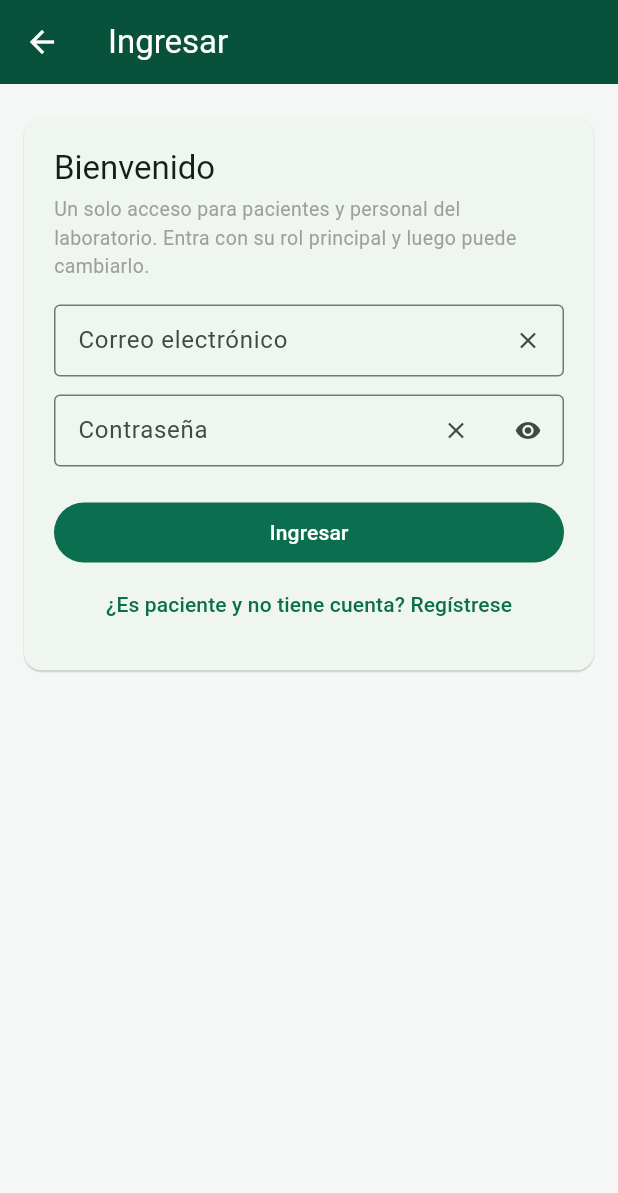
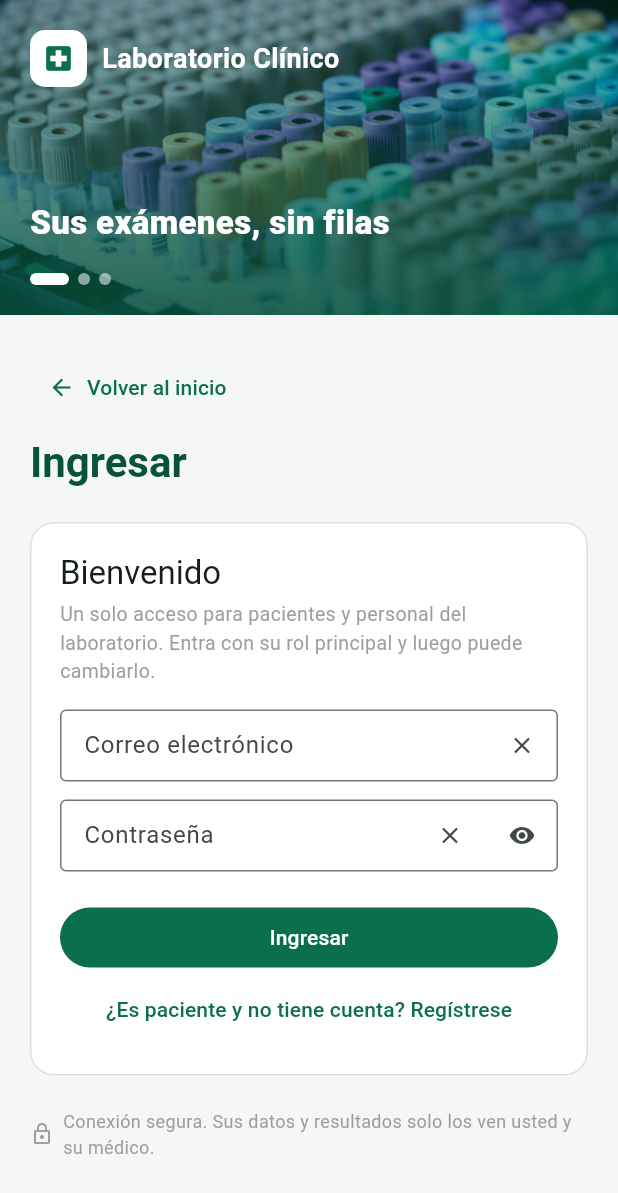
Before and after one commit to Hlagua/laboratorio-clinico-distribuido, a Flutter app: the Acceso screen opened directly, on a phone screen of 412 x 824 dp. Shown: the top 1193 px of the screen. Run offline on Flutter 3.47's test engine with Material 3 defaults, Android fonts, the phone set to English and light mode, and no system bars; our stand-ins replace web; missing offline and left inert: dart:js_interop.

Commit message:
Login con fotos y archivos del portal siempre actualizados
- Galería de tres fotos de uso libre (Unsplash) junto al formulario de ingreso y registro; franja arriba en celular
- Selector de sexo con ancho fijo para que la fecha de nacimiento no quede apretada
- Nginx: Cache-Control no-cache en el portal para que el navegador no muestre íconos de una versión anterior
- Bitácora D57

```diff
--- a/portal-pacientes/lib/pantallas/acceso.dart
+++ b/portal-pacientes/lib/pantallas/acceso.dart
@@ -4,6 +4,7 @@ import 'package:flutter/services.dart';
 import '../api.dart';
 import '../comun.dart';
 import '../main.dart';
+import 'galeria.dart';
 
 /// Login único de la plataforma y registro de pacientes.
 ///
@@ -142,13 +143,12 @@ class _AccesoState extends State<Acceso> {
   @override
   Widget build(BuildContext context) {
     final reg = widget.registro;
-    return Scaffold(
-      appBar: AppBar(title: Text(reg ? 'Crear cuenta' : 'Ingresar'), backgroundColor: verdeOscuro, foregroundColor: Colors.white),
-      body: SingleChildScrollView(
-        padding: const EdgeInsets.all(16),
-        child: Centrado(
-          ancho: 520,
-          child: Card(
+    // La tarjeta del formulario: sin sombra, sobre fondo claro, junto a las fotos.
+    final formulario = Card(
+            elevation: 0,
+            color: Colors.white,
+            shape: RoundedRectangleBorder(
+                borderRadius: BorderRadius.circular(16), side: BorderSide(color: Colors.grey.shade300)),
             child: Padding(
               padding: const EdgeInsets.all(20),
               child: Form(
@@ -212,6 +212,7 @@ class _AccesoState extends State<Acceso> {
                         ),
                         const SizedBox(width: 12),
                         DropdownMenu<String>(
+                          width: 150,
                           initialSelection: _sexo,
                           label: const Text('Sexo'),
                           onSelected: (v) => _sexo = v ?? 'F',
@@ -301,8 +302,53 @@ class _AccesoState extends State<Acceso> {
                 ),
               ),
             ),
-          ),
+          );
+    final panel = SingleChildScrollView(
+      padding: const EdgeInsets.symmetric(horizontal: 20, vertical: 24),
+      child: Center(
+        child: ConstrainedBox(
+          constraints: const BoxConstraints(maxWidth: 460),
+          child: Column(crossAxisAlignment: CrossAxisAlignment.stretch, children: [
+            Align(
+              alignment: Alignment.centerLeft,
+              child: TextButton.icon(
+                onPressed: () => Navigator.pushNamedAndRemoveUntil(context, '/', (_) => false),
+                icon: const Icon(Icons.arrow_back),
+                label: const Text('Volver al inicio'),
+              ),
+            ),
+            const SizedBox(height: 8),
+            Text(reg ? 'Crear cuenta' : 'Ingresar',
+                style: Theme.of(context).textTheme.headlineMedium?.copyWith(fontWeight: FontWeight.w700, color: verdeOscuro)),
+            const SizedBox(height: 16),
+            formulario,
+            const SizedBox(height: 16),
+            const Row(mainAxisAlignment: MainAxisAlignment.center, children: [
+              Icon(Icons.lock_outline, size: 16, color: Colors.grey),
+              SizedBox(width: 6),
+              Flexible(
+                child: Text('Conexión segura. Sus datos y resultados solo los ven usted y su médico.',
+                    style: TextStyle(color: Colors.grey, fontSize: 12)),
+              ),
+            ]),
+          ]),
         ),
+      ),
+    );
+    return Scaffold(
+      backgroundColor: const Color(0xFFF4F7F6),
+      body: LayoutBuilder(
+        builder: (context, c) => c.maxWidth >= 900
+            // Escritorio: fotos a la izquierda, formulario a la derecha.
+            ? Row(children: [
+                const Expanded(flex: 11, child: Galeria()),
+                Expanded(flex: 9, child: panel),
+              ])
+            // Celular: una franja con la foto arriba y el formulario debajo.
+            : Column(children: [
+                const SizedBox(height: 210, width: double.infinity, child: Galeria(compacta: true)),
+                Expanded(child: panel),
+              ]),
       ),
     );
   }
--- /dev/null
+++ b/portal-pacientes/lib/pantallas/galeria.dart
@@ -0,0 +1,136 @@
+import 'dart:async';
+
+import 'package:flutter/material.dart';
+
+import '../comun.dart';
+
+/// Fotos del lado del ingreso, con un mensaje cada una. Rotan solas cada 6 s.
+/// Fotos de uso libre de Unsplash (licencia Unsplash).
+class _Foto {
+  const _Foto(this.archivo, this.titulo, this.texto, this.icono);
+  final String archivo;
+  final String titulo;
+  final String texto;
+  final IconData icono;
+}
+
+const _fotos = [
+  _Foto('assets/img/tubos.jpg', 'Sus exámenes, sin filas',
+      'Reserve su turno, pague en línea y reciba sus resultados con indicadores claros: ↑ alto, ↓ bajo, – normal.', Icons.biotech),
+  _Foto('assets/img/medico-paciente.jpg', 'Su médico, siempre al tanto',
+      'Consulta, exámenes, receta y control en un solo lugar. Los resultados le llegan a usted y a su médico.', Icons.medical_services),
+  _Foto('assets/img/microscopio.jpg', 'Resultados en los que puede confiar',
+      'Informe en PDF, factura y receta en su correo y en el portal, disponibles cuando los necesite.', Icons.verified),
+];
+
+class Galeria extends StatefulWidget {
+  const Galeria({super.key, this.compacta = false});
+
+  /// En el celular la galería es una franja arriba del formulario.
+  final bool compacta;
+
+  @override
+  State<Galeria> createState() => _GaleriaState();
+}
+
+class _GaleriaState extends State<Galeria> {
+  int _actual = 0;
+  Timer? _reloj;
+
+  @override
+  void initState() {
+    super.initState();
+    _reloj = Timer.periodic(const Duration(seconds: 6), (_) {
+      if (mounted) setState(() => _actual = (_actual + 1) % _fotos.length);
+    });
+  }
+
+  @override
+  void didChangeDependencies() {
+    super.didChangeDependencies();
+    for (final f in _fotos) {
+      precacheImage(AssetImage(f.archivo), context);
+    }
+  }
+
+  @override
+  void dispose() {
+    _reloj?.cancel();
+    super.dispose();
+  }
+
+  @override
+  Widget build(BuildContext context) {
+    final f = _fotos[_actual];
+    final compacta = widget.compacta;
+    return Stack(fit: StackFit.expand, children: [
+      AnimatedSwitcher(
+        duration: const Duration(milliseconds: 900),
+        child: Image.asset(f.archivo, key: ValueKey(f.archivo), fit: BoxFit.cover, width: double.infinity, height: double.infinity),
+      ),
+      // Velo de color para que el texto se lea sobre cualquier foto.
+      DecoratedBox(
+        decoration: BoxDecoration(
+          gradient: LinearGradient(
+            begin: Alignment.topCenter,
+            end: Alignment.bottomCenter,
+            colors: [verdeOscuro.withValues(alpha: .35), verdeOscuro.withValues(alpha: .88)],
+          ),
+        ),
+      ),
+      Padding(
+        padding: EdgeInsets.all(compacta ? 20 : 48),
+        child: Column(crossAxisAlignment: CrossAxisAlignment.start, children: [
+          Row(children: [
+            Container(
+              padding: const EdgeInsets.all(8),
+              decoration: BoxDecoration(color: Colors.white, borderRadius: BorderRadius.circular(10)),
+              child: const Icon(Icons.local_hospital, color: verde, size: 22),
+            ),
+            const SizedBox(width: 10),
+            const Text('Laboratorio Clínico', style: TextStyle(color: Colors.white, fontSize: 18, fontWeight: FontWeight.w700)),
+          ]),
+          const Spacer(),
+          AnimatedSwitcher(
+            duration: const Duration(milliseconds: 500),
+            child: Column(
+              key: ValueKey(f.titulo),
+              crossAxisAlignment: CrossAxisAlignment.start,
+              children: [
+                if (!compacta) Icon(f.icono, color: Colors.white70, size: 34),
+                if (!compacta) const SizedBox(height: 12),
+                Text(f.titulo,
+                    style: TextStyle(color: Colors.white, fontSize: compacta ? 22 : 38, fontWeight: FontWeight.w800, height: 1.1)),
+                const SizedBox(height: 10),
+                if (!compacta)
+                  ConstrainedBox(
+                    constraints: const BoxConstraints(maxWidth: 460),
+                    child: Text(f.texto, style: const TextStyle(color: Colors.white, fontSize: 16, height: 1.45)),
+                  ),
+              ],
+            ),
+          ),
+          SizedBox(height: compacta ? 12 : 28),
+          Row(children: [
+            for (var i = 0; i < _fotos.length; i++)
+              GestureDetector(
+                onTap: () => setState(() => _actual = i),
+                child: AnimatedContainer(
+                  duration: const Duration(milliseconds: 300),
+                  margin: const EdgeInsets.only(right: 6),
+                  width: i == _actual ? 26 : 8,
+                  height: 8,
+                  decoration: BoxDecoration(
+                    color: i == _actual ? Colors.white : Colors.white54,
+                    borderRadius: BorderRadius.circular(4),
+                  ),
+                ),
+              ),
+            const Spacer(),
+            if (!compacta) const Text('Fotos: Unsplash', style: TextStyle(color: Colors.white54, fontSize: 11)),
+          ]),
+        ]),
+      ),
+    ]);
+  }
+}
--- a/portal-pacientes/pubspec.yaml
+++ b/portal-pacientes/pubspec.yaml
@@ -61,6 +61,10 @@ flutter:
   # the material Icons class.
   uses-material-design: true
 
+  # Fotos del ingreso (Unsplash, uso libre)
+  assets:
+    - assets/img/
+
   # To add assets to your application, add an assets section, like this:
   # assets:
   #   - images/a_dot_burr.jpeg
```
Also changed, not shown: portal-pacientes/assets/img/medico-paciente.jpg (added), portal-pacientes/assets/img/microscopio.jpg (added), portal-pacientes/assets/img/tubos.jpg (added), 3 other files.
